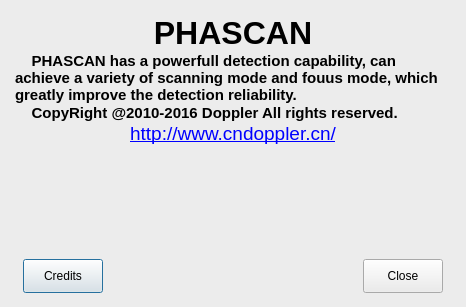
The window that ui/dialogwidget/aboutdialog.ui (15903016222/Voice) describes before a commit, drawn with Qt 5.
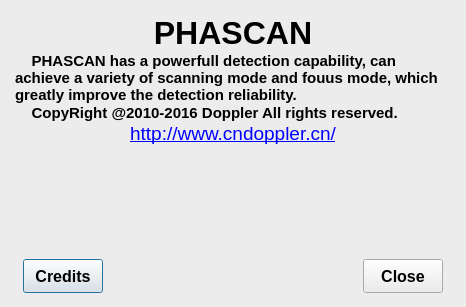
The same window after the commit. Icons and pictures are not drawn.

Commit message: Added :在About内的credits按钮增加credits对话框；可点击查看对话框；

```diff
--- a/ui/dialogwidget/aboutdialog.ui
+++ b/ui/dialogwidget/aboutdialog.ui
@@ -67,6 +67,14 @@
           <verstretch>0</verstretch>
          </sizepolicy>
         </property>
+        <property name="font">
+         <font>
+          <family>Arial</family>
+          <pointsize>12</pointsize>
+          <weight>75</weight>
+          <bold>true</bold>
+         </font>
+        </property>
         <property name="text">
          <string>Credits</string>
         </property>
@@ -93,6 +101,14 @@
           <verstretch>0</verstretch>
          </sizepolicy>
         </property>
+        <property name="font">
+         <font>
+          <family>Arial</family>
+          <pointsize>12</pointsize>
+          <weight>75</weight>
+          <bold>true</bold>
+         </font>
+        </property>
         <property name="text">
          <string>Close</string>
         </property>
```
The commit also changes 6 other files.
